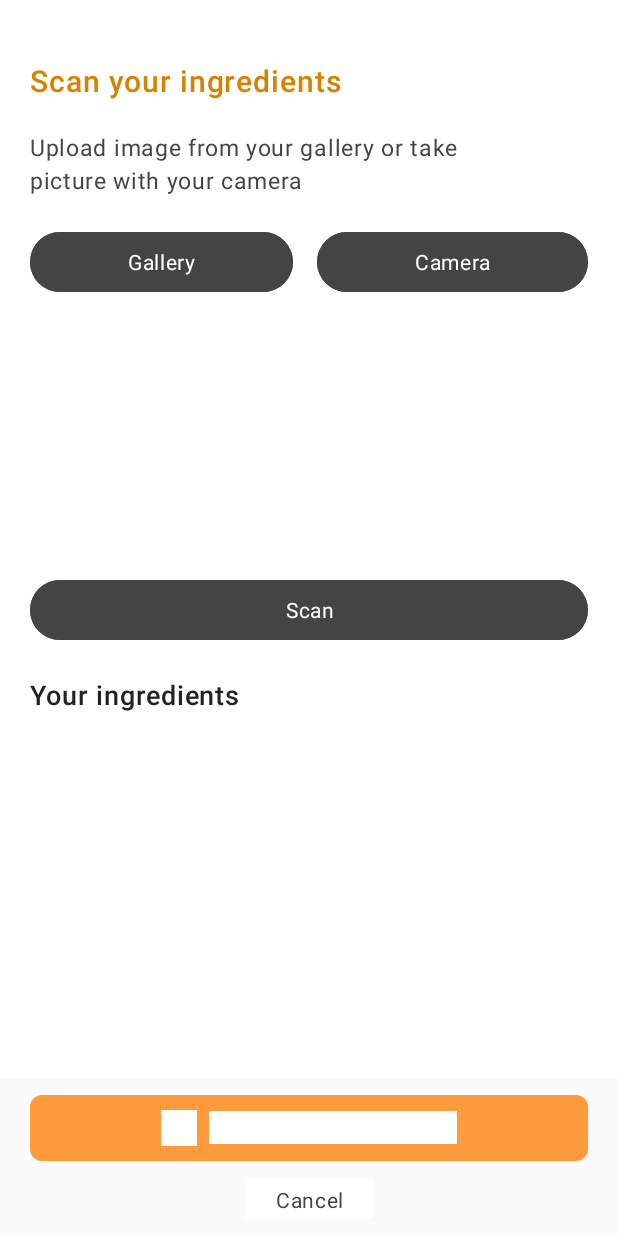
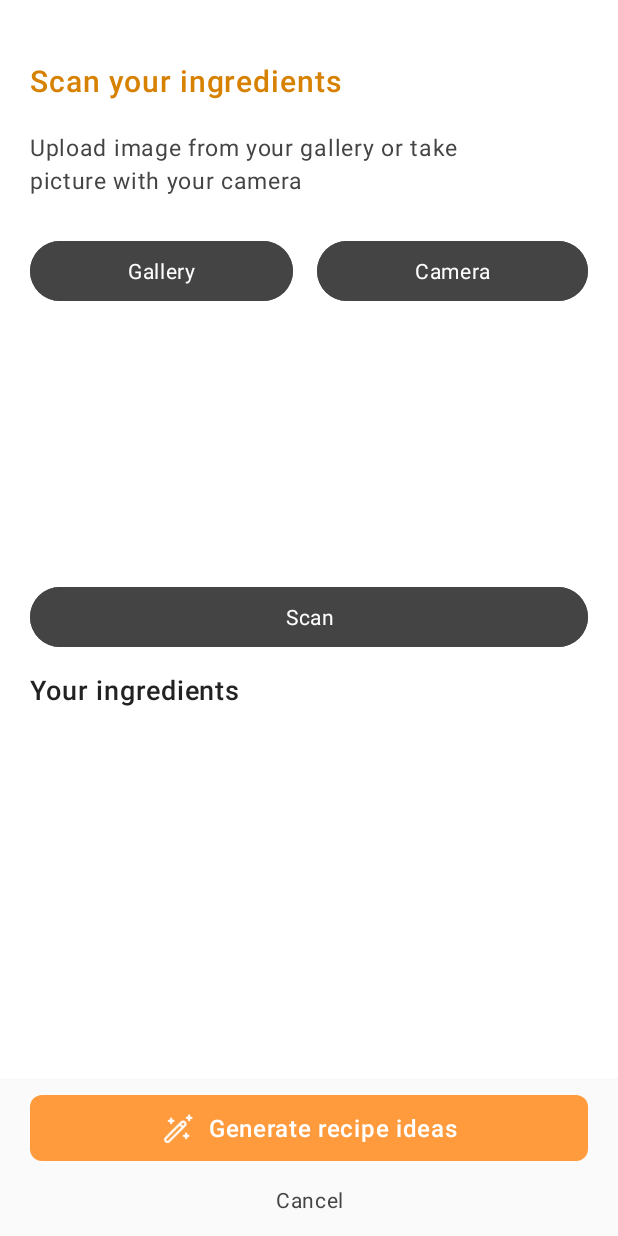
Before and after one commit to rrickyp/Cooking-Bot, an Android app: the ScanPage screen opened directly, with no data from a screen before it, on a phone screen of 412 x 824 dp. Run offline under Robolectric (Android 15) with nearby library versions, the phone set to English and light mode, and no system bars; our stand-ins replace Volley.

Commit message:
liat tuh

```diff
--- a/app/src/main/res/layout/scan_page.xml
+++ b/app/src/main/res/layout/scan_page.xml
@@ -24,7 +24,7 @@
             <LinearLayout
                 android:id="@+id/frame_1000004532"
                 android:layout_width="match_parent"
-                android:layout_height="wrap_content"
+                android:layout_height="632dp"
                 android:background="#FFFFFF"
                 android:orientation="vertical">
 
@@ -56,7 +56,7 @@
                     android:layout_weight="2"
                     android:gravity="center"
                     android:paddingHorizontal="20dp"
-                    android:paddingVertical="20dp">
+                    android:layout_marginVertical="8dp" >
 
                     <Button
                         android:id="@+id/btn_gallery"
@@ -93,7 +93,8 @@
                     android:id="@+id/scanButton"
                     android:layout_width="match_parent"
                     android:layout_height="wrap_content"
-                    android:layout_margin="20dp"
+                    android:layout_marginHorizontal="20dp"
+                    android:layout_marginVertical="12dp"
                     android:backgroundTint="#444444"
                     android:text="Scan"
                     tools:layout_editor_absoluteX="78dp" />
--- a/app/src/main/res/values/styles.xml
+++ b/app/src/main/res/values/styles.xml
@@ -3,7 +3,6 @@
     <!-- Base application theme -->
     <style name="AppTheme" parent="Theme.AppCompat.Light.DarkActionBar">
         <!-- Customize other theme attributes as needed -->
-        <item name="android:background">#FFFFFF</item>
         <item name="android:fontFamily">sans-serif</item>
         <item name="android:letterSpacing">0.03</item>
         <item name="android:textColor">#444444</item>
```
